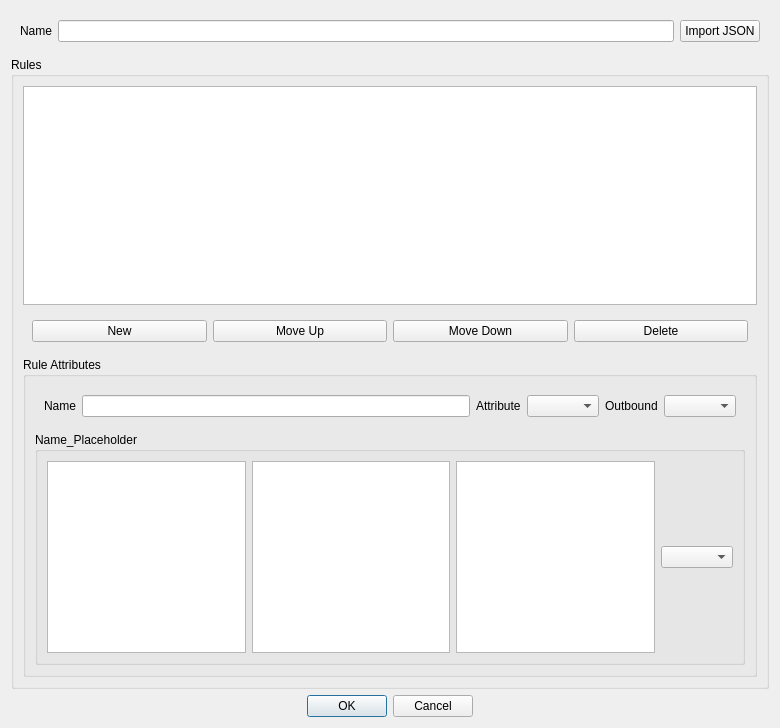
Above: ui/widget/RouteItem.ui from shengmo0210/nekoray before the change. Below: the same form after it.
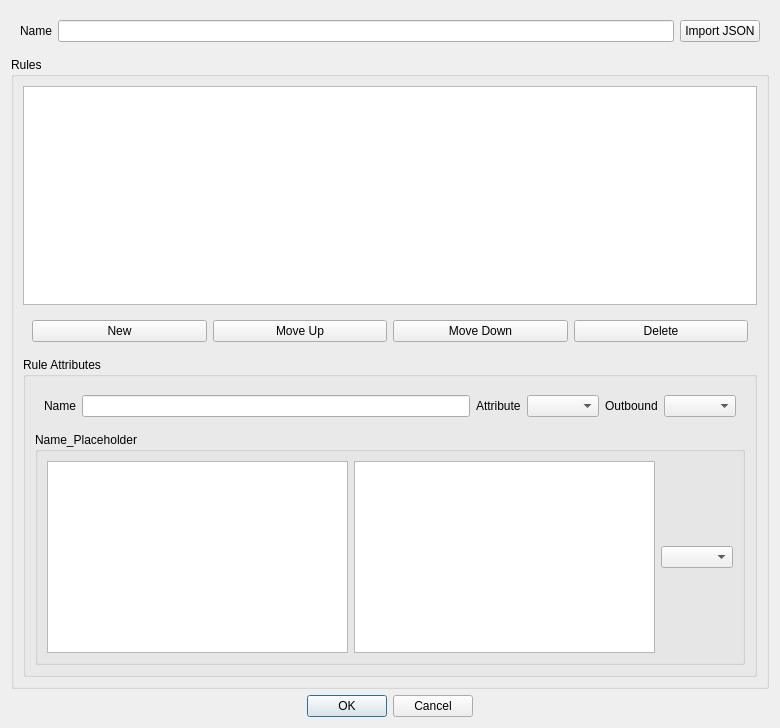
That is the form after the change.

Commit message: feat: Improve rule-set selection in route section && fix: Fix Download assets timeout

Patch:
```diff
--- a/ui/widget/RouteItem.ui
+++ b/ui/widget/RouteItem.ui
@@ -139,10 +139,7 @@
              </widget>
             </item>
             <item>
-             <widget class="QTextEdit" name="rule_attr_text"/>
-            </item>
-            <item>
-             <widget class="QListView" name="rule_set_helper"/>
+             <widget class="QPlainTextEdit" name="rule_attr_text"/>
             </item>
             <item>
              <widget class="QComboBox" name="rule_attr_selector"/>
```
Left out of the diff: 4 changed lines with no effect on the pictures. The commit also changes 4 other files.
